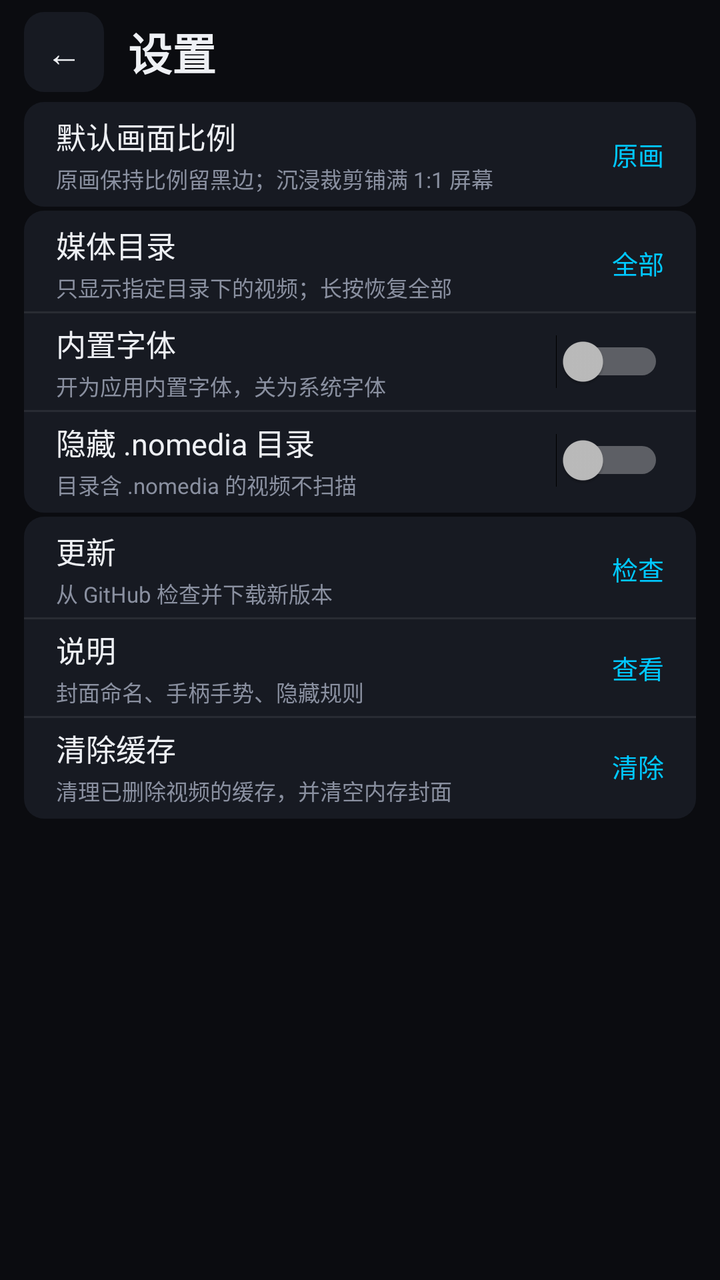
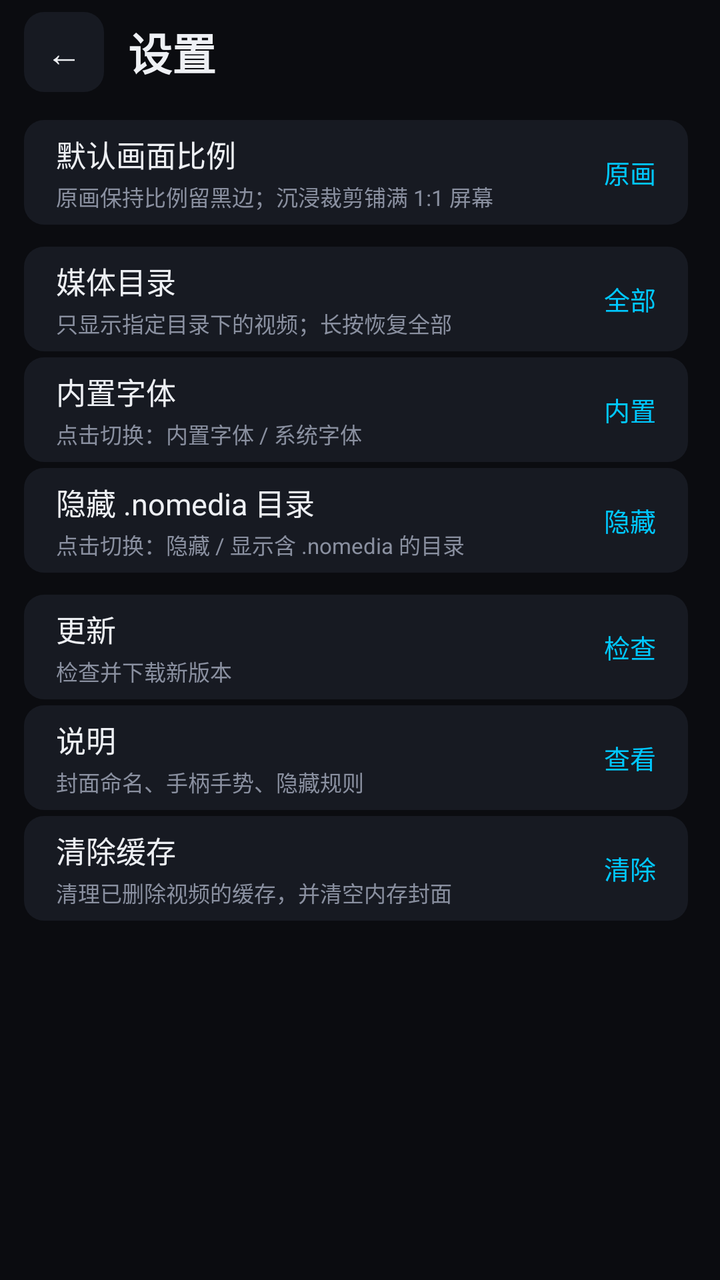

Before-and-after screenshots of an Android layout around one commit, followed by the original layout XML and the change that was made.
<!-- AndroidManifest.xml: activity theme Theme.RGPlayer -->
<!-- res/layout/activity_settings.xml -->
<?xml version="1.0" encoding="utf-8"?>

<ScrollView xmlns:android="http://schemas.android.com/apk/res/android"
    android:layout_width="match_parent"
    android:layout_height="match_parent"
    android:background="@color/bg"
    android:fillViewport="true">

    <LinearLayout
        android:layout_width="match_parent"
        android:layout_height="wrap_content"
        android:orientation="vertical"
        android:paddingBottom="4dp">

        <LinearLayout
            android:layout_width="match_parent"
            android:layout_height="wrap_content"
            android:gravity="center_vertical"
            android:orientation="horizontal"
            android:paddingLeft="12dp"
            android:paddingRight="16dp"
            android:paddingTop="6dp"
            android:paddingBottom="3dp">

            <TextView
                android:id="@+id/btn_back"
                android:layout_width="40dp"
                android:layout_height="40dp"
                android:background="@drawable/bg_card"
                android:clickable="true"
                android:focusable="true"
                android:gravity="center"
                android:text="←"
                android:textColor="@color/text"
                android:textSize="18sp" />

            <TextView
                android:layout_width="0dp"
                android:layout_height="wrap_content"
                android:layout_marginLeft="12dp"
                android:layout_weight="1"
                android:text="设置"
                android:textColor="@color/text"
                android:textSize="22sp"
                android:textStyle="bold" />
        </LinearLayout>

        <LinearLayout style="@style/SettingsGroup">

            <LinearLayout style="@style/SettingsRow" android:id="@+id/row_resize">
                <LinearLayout style="@style/SettingsTexts">
                    <TextView style="@style/SettingsTitle" android:text="默认画面比例" />
                    <TextView style="@style/SettingsHint" android:text="原画保持比例留黑边；沉浸裁剪铺满 1:1 屏幕" />
                </LinearLayout>
                <TextView android:id="@+id/value_resize" style="@style/SettingsValue" android:text="原画" />
            </LinearLayout>
        </LinearLayout>

        <LinearLayout style="@style/SettingsGroup">

            <LinearLayout style="@style/SettingsRow" android:id="@+id/row_media_dir">
                <LinearLayout style="@style/SettingsTexts">
                    <TextView style="@style/SettingsTitle" android:text="媒体目录" />
                    <TextView style="@style/SettingsHint" android:text="只显示指定目录下的视频；长按恢复全部" />
                </LinearLayout>
                <TextView android:id="@+id/value_media_dir" style="@style/SettingsValue" android:text="全部" />
            </LinearLayout>

            <LinearLayout style="@style/SettingsRow">
                <LinearLayout style="@style/SettingsTexts">
                    <TextView style="@style/SettingsTitle" android:text="内置字体" />
                    <TextView style="@style/SettingsHint" android:text="开为应用内置字体，关为系统字体" />
                </LinearLayout>
                <Switch android:id="@+id/sw_font" style="@style/SettingsSwitch" />
            </LinearLayout>

            <LinearLayout style="@style/SettingsRow">
                <LinearLayout style="@style/SettingsTexts">
                    <TextView style="@style/SettingsTitle" android:text="隐藏 .nomedia 目录" />
                    <TextView style="@style/SettingsHint" android:text="目录含 .nomedia 的视频不扫描" />
                </LinearLayout>
                <Switch android:id="@+id/sw_nomedia" style="@style/SettingsSwitch" />
            </LinearLayout>
        </LinearLayout>

        <LinearLayout style="@style/SettingsGroup">

            <LinearLayout style="@style/SettingsRow" android:id="@+id/row_update">
                <LinearLayout style="@style/SettingsTexts">
                    <TextView style="@style/SettingsTitle" android:text="更新" />
                    <TextView style="@style/SettingsHint" android:text="从 GitHub 检查并下载新版本" />
                </LinearLayout>
                <TextView android:id="@+id/value_update" style="@style/SettingsValue" android:text="检查" />
            </LinearLayout>

            <LinearLayout style="@style/SettingsRow" android:id="@+id/row_help">
                <LinearLayout style="@style/SettingsTexts">
                    <TextView style="@style/SettingsTitle" android:text="说明" />
                    <TextView style="@style/SettingsHint" android:text="封面命名、手柄手势、隐藏规则" />
                </LinearLayout>
                <TextView style="@style/SettingsValue" android:text="查看" />
            </LinearLayout>

            <LinearLayout style="@style/SettingsRow" android:id="@+id/row_clear_cache">
                <LinearLayout style="@style/SettingsTexts">
                    <TextView style="@style/SettingsTitle" android:text="清除缓存" />
                    <TextView style="@style/SettingsHint" android:text="清理已删除视频的缓存，并清空内存封面" />
                </LinearLayout>
                <TextView style="@style/SettingsValue" android:text="清除" />
            </LinearLayout>
        </LinearLayout>

        <TextView
            android:id="@+id/about"
            android:layout_width="match_parent"
            android:layout_height="wrap_content"
            android:paddingLeft="30dp"
            android:paddingTop="2dp"
            android:textColor="@color/text_sub"
            android:textSize="12sp" />
    </LinearLayout>
</ScrollView>
<!-- resources referenced by this layout -->
<resources>
  <color name="bg">#FF0B0C10</color>
  <color name="text">#FFEEF0F4</color>
  <color name="text_sub">#FF8A90A0</color>
  <!-- drawable bg_card (drawable) -->
  <?xml version="1.0" encoding="utf-8"?>
  <selector xmlns:android="http://schemas.android.com/apk/res/android">
      <item android:state_pressed="true">
          <shape android:shape="rectangle">
              <solid android:color="@color/card_pressed" />
              <corners android:radius="10dp" />
          </shape>
      </item>
      <item android:state_focused="true">
          <shape android:shape="rectangle">
              <solid android:color="@color/card" />
              <stroke android:width="2dp" android:color="@color/accent" />
              <corners android:radius="10dp" />
          </shape>
      </item>
      <item>
          <shape android:shape="rectangle">
              <solid android:color="@color/card" />
              <corners android:radius="10dp" />
          </shape>
      </item>
  </selector>
  <style name="SettingsGroup">
          <item name="android:layout_width">match_parent</item>
          <item name="android:layout_height">wrap_content</item>
          <item name="android:layout_marginLeft">12dp</item>
          <item name="android:layout_marginRight">12dp</item>
          <item name="android:layout_marginTop">2dp</item>
          <item name="android:background">@drawable/bg_card</item>
          <item name="android:orientation">vertical</item>
          <item name="android:paddingTop">2dp</item>
          <item name="android:paddingBottom">2dp</item>
          <item name="android:divider">@drawable/divider</item>
          <item name="android:showDividers">middle</item>
      </style>
  <style name="SettingsRow">
          <item name="android:layout_width">match_parent</item>
          <item name="android:layout_height">wrap_content</item>
          <item name="android:gravity">center_vertical</item>
          <item name="android:orientation">horizontal</item>
          <item name="android:paddingLeft">16dp</item>
          <item name="android:paddingRight">16dp</item>
          <item name="android:paddingTop">4dp</item>
          <item name="android:paddingBottom">4dp</item>
      </style>
  <style name="SettingsSwitch">
          <item name="android:layout_width">wrap_content</item>
          <item name="android:layout_height">wrap_content</item>
      </style>
  <style name="SettingsTexts">
          <item name="android:layout_width">0dp</item>
          <item name="android:layout_height">wrap_content</item>
          <item name="android:layout_weight">1</item>
          <item name="android:orientation">vertical</item>
      </style>
  <style name="Theme.RGPlayer" parent="Theme.AppCompat.NoActionBar">
          <item name="android:windowBackground">@color/bg</item>
          <item name="android:statusBarColor">@color/bg</item>
          <item name="android:navigationBarColor">@color/bg</item>
          <item name="android:colorAccent">@color/accent</item>
          <item name="colorAccent">@color/accent</item>
          <item name="android:textColorPrimary">@color/text</item>
          <item name="android:textColorSecondary">@color/text_sub</item>
      </style>
  <color name="card_pressed">#FF20242E</color>
  <color name="card">#FF171A22</color>
  <color name="accent">#FF00C8FF</color>
  <!-- drawable divider (drawable) -->
  <?xml version="1.0" encoding="utf-8"?>
  <shape xmlns:android="http://schemas.android.com/apk/res/android">
      <size android:height="1dp" />
      <solid android:color="#14FFFFFF" />
  </shape>
  <!-- unchanged entries left out for length: 3 -->
</resources>

<!-- the commit's change to res/layout/activity_settings.xml (unified diff, before → after) -->
@@ -4,7 +4,13 @@
     android:layout_width="match_parent"
     android:layout_height="match_parent"
     android:background="@color/bg"
-    android:fillViewport="true">
+    android:fillViewport="true"
+    android:scrollbars="vertical"
+    android:fadeScrollbars="true"
+    android:scrollbarSize="4dp"
+    android:scrollbarStyle="insideInset"
+    android:scrollbarFadeDuration="400"
+    android:scrollbarThumbVertical="@drawable/scroll_thumb">
 
     <LinearLayout
         android:layout_width="match_parent"
@@ -66,20 +72,20 @@
                 <TextView android:id="@+id/value_media_dir" style="@style/SettingsValue" android:text="全部" />
             </LinearLayout>
 
-            <LinearLayout style="@style/SettingsRow">
+            <LinearLayout style="@style/SettingsRow" android:id="@+id/row_font">
                 <LinearLayout style="@style/SettingsTexts">
                     <TextView style="@style/SettingsTitle" android:text="内置字体" />
-                    <TextView style="@style/SettingsHint" android:text="开为应用内置字体，关为系统字体" />
+                    <TextView style="@style/SettingsHint" android:text="点击切换：内置字体 / 系统字体" />
                 </LinearLayout>
-                <Switch android:id="@+id/sw_font" style="@style/SettingsSwitch" />
+                <TextView android:id="@+id/value_font" style="@style/SettingsValue" android:text="内置" />
             </LinearLayout>
 
-            <LinearLayout style="@style/SettingsRow">
+            <LinearLayout style="@style/SettingsRow" android:id="@+id/row_nomedia">
                 <LinearLayout style="@style/SettingsTexts">
                     <TextView style="@style/SettingsTitle" android:text="隐藏 .nomedia 目录" />
-                    <TextView style="@style/SettingsHint" android:text="目录含 .nomedia 的视频不扫描" />
+                    <TextView style="@style/SettingsHint" android:text="点击切换：隐藏 / 显示含 .nomedia 的目录" />
                 </LinearLayout>
-                <Switch android:id="@+id/sw_nomedia" style="@style/SettingsSwitch" />
+                <TextView android:id="@+id/value_nomedia" style="@style/SettingsValue" android:text="隐藏" />
             </LinearLayout>
         </LinearLayout>
 
@@ -88,12 +94,11 @@
             <LinearLayout style="@style/SettingsRow" android:id="@+id/row_update">
                 <LinearLayout style="@style/SettingsTexts">
                     <TextView style="@style/SettingsTitle" android:text="更新" />
-                    <TextView style="@style/SettingsHint" android:text="从 GitHub 检查并下载新版本" />
+                    <TextView style="@style/SettingsHint" android:text="检查并下载新版本" />
                 </LinearLayout>
                 <TextView android:id="@+id/value_update" style="@style/SettingsValue" android:text="检查" />
             </LinearLayout>
-
-            <LinearLayout style="@style/SettingsRow" android:id="@+id/row_help">
+<LinearLayout style="@style/SettingsRow" android:id="@+id/row_help">
                 <LinearLayout style="@style/SettingsTexts">
                     <TextView style="@style/SettingsTitle" android:text="说明" />
                     <TextView style="@style/SettingsHint" android:text="封面命名、手柄手势、隐藏规则" />
<!-- resource entries referenced after the edit -->
@@ -5,7 +5,15 @@
   <color name="text_sub">#FF8A90A0</color>
   <!-- drawable bg_card (drawable) -->
   <?xml version="1.0" encoding="utf-8"?>
+  
   <selector xmlns:android="http://schemas.android.com/apk/res/android">
+      <item android:state_selected="true">
+          <shape android:shape="rectangle">
+              <solid android:color="@color/card" />
+              <stroke android:width="2dp" android:color="@color/accent" />
+              <corners android:radius="10dp" />
+          </shape>
+      </item>
       <item android:state_pressed="true">
           <shape android:shape="rectangle">
               <solid android:color="@color/card_pressed" />
@@ -26,17 +34,25 @@
           </shape>
       </item>
   </selector>
+  <!-- drawable scroll_thumb (drawable) -->
+  <?xml version="1.0" encoding="utf-8"?>
+  
+  <shape xmlns:android="http://schemas.android.com/apk/res/android"
+      android:shape="rectangle">
+      <solid android:color="#B335C8FF" />
+      <corners android:radius="3dp" />
+  </shape>
   <style name="SettingsGroup">
           <item name="android:layout_width">match_parent</item>
           <item name="android:layout_height">wrap_content</item>
           <item name="android:layout_marginLeft">12dp</item>
           <item name="android:layout_marginRight">12dp</item>
-          <item name="android:layout_marginTop">2dp</item>
-          <item name="android:background">@drawable/bg_card</item>
+          <item name="android:layout_marginTop">8dp</item>
+          <item name="android:background">@android:color/transparent</item>
           <item name="android:orientation">vertical</item>
-          <item name="android:paddingTop">2dp</item>
-          <item name="android:paddingBottom">2dp</item>
-          <item name="android:divider">@drawable/divider</item>
+          <item name="android:paddingTop">0dp</item>
+          <item name="android:paddingBottom">0dp</item>
+          <item name="android:divider">@null</item>
           <item name="android:showDividers">middle</item>
       </style>
   <style name="SettingsRow">
@@ -44,14 +60,14 @@
           <item name="android:layout_height">wrap_content</item>
           <item name="android:gravity">center_vertical</item>
           <item name="android:orientation">horizontal</item>
+          <item name="android:layout_marginLeft">0dp</item>
+          <item name="android:layout_marginRight">0dp</item>
+          <item name="android:layout_marginTop">3dp</item>
+          <item name="android:background">@drawable/bg_card</item>
           <item name="android:paddingLeft">16dp</item>
           <item name="android:paddingRight">16dp</item>
-          <item name="android:paddingTop">4dp</item>
-          <item name="android:paddingBottom">4dp</item>
-      </style>
-  <style name="SettingsSwitch">
-          <item name="android:layout_width">wrap_content</item>
-          <item name="android:layout_height">wrap_content</item>
+          <item name="android:paddingTop">6dp</item>
+          <item name="android:paddingBottom">6dp</item>
       </style>
   <style name="SettingsTexts">
           <item name="android:layout_width">0dp</item>
@@ -61,6 +77,8 @@
       </style>
   <style name="Theme.RGPlayer" parent="Theme.AppCompat.NoActionBar">
           <item name="android:windowBackground">@color/bg</item>
+          <item name="android:defaultFocusHighlightEnabled">false</item>
+          <item name="android:colorControlHighlight">@android:color/transparent</item>
           <item name="android:statusBarColor">@color/bg</item>
           <item name="android:navigationBarColor">@color/bg</item>
           <item name="android:colorAccent">@color/accent</item>
@@ -71,12 +89,6 @@
   <color name="card_pressed">#FF20242E</color>
   <color name="card">#FF171A22</color>
   <color name="accent">#FF00C8FF</color>
-  <!-- drawable divider (drawable) -->
-  <?xml version="1.0" encoding="utf-8"?>
-  <shape xmlns:android="http://schemas.android.com/apk/res/android">
-      <size android:height="1dp" />
-      <solid android:color="#14FFFFFF" />
-  </shape>
   <!-- unchanged entries left out for length: 3 -->
 </resources>
 
